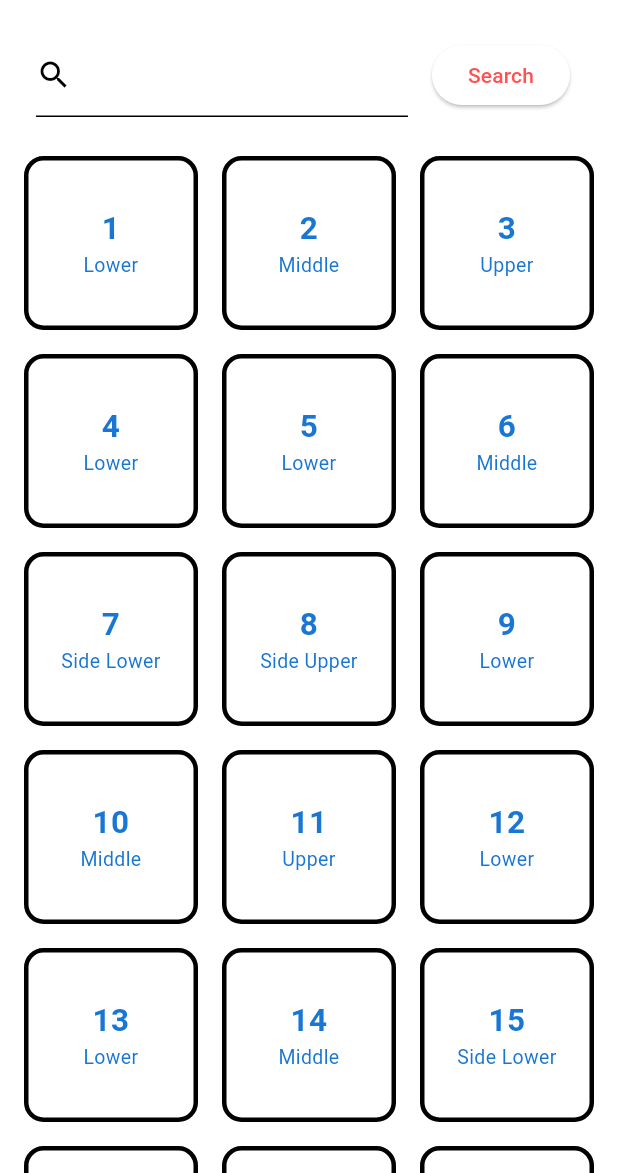
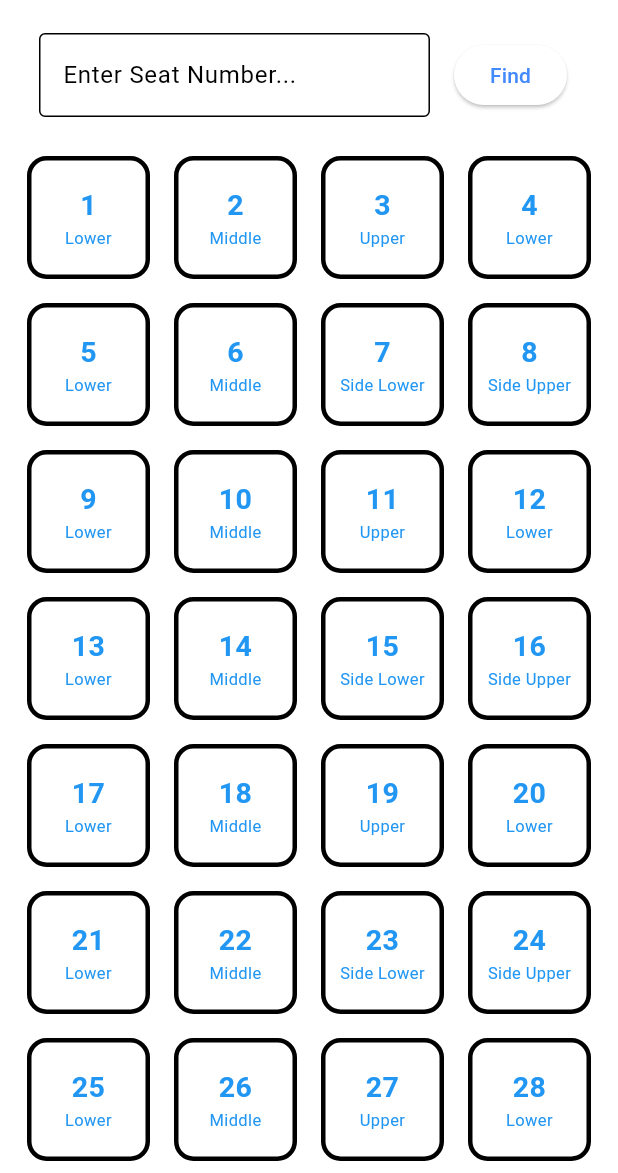
Before and after one commit to lomash-relia/seat_finder, a Flutter app: the screen it shows after launch, on a phone screen of 412 x 824 dp, the part 63-1236 px from its top. Run offline on Flutter 3.47's test engine with Material 2 defaults, Android fonts, the phone set to English and light mode, and no system bars; our stand-ins replace bloc, flutter_bloc.

Commit message:
final commit

```diff
--- a/lib/main.dart
+++ b/lib/main.dart
@@ -17,9 +17,9 @@ class MyApp extends StatelessWidget {
       title: 'Seat Finder',
       theme: ThemeData(
         useMaterial3: true,
-        colorScheme: const ColorScheme.light(primary: Colors.redAccent),
+        colorScheme: const ColorScheme.light(primary: Colors.blueAccent),
       ),
-      home: const HomeScreen(seatCount: 20),
+      home: const HomeScreen(seatCount: 72),
     );
   }
 }
--- a/lib/views/homepage/UI/home_page.dart
+++ b/lib/views/homepage/UI/home_page.dart
@@ -38,7 +38,7 @@ class _HomeScreenState extends State<HomeScreen> {
         title: const Text('Seat Finder'),
       ),
       body: Padding(
-        padding: const EdgeInsets.symmetric(horizontal: 8),
+        padding: const EdgeInsets.symmetric(horizontal: 10),
         child: BlocBuilder<HomeBloc, HomeState>(
           bloc: homeBloc,
           buildWhen: (previous, current) => current is! HomeActionState,
@@ -55,8 +55,8 @@ class _HomeScreenState extends State<HomeScreen> {
                         controller: seatInputController,
                         keyboardType: TextInputType.number,
                         decoration: const InputDecoration(
-                          hintText: 'Enter Seat Number',
-                          label: Icon(Icons.search),
+                          hintText: 'Enter Seat Number...',
+                          border: OutlineInputBorder(),
                         ),
                       ),
                       trailing: ElevatedButton(
@@ -68,7 +68,7 @@ class _HomeScreenState extends State<HomeScreen> {
                             seatInputController.clear();
                           }
                         },
-                        child: const Text('Search'),
+                        child: const Text('Find'),
                       ),
                     ),
                     const SizedBox(
@@ -76,7 +76,7 @@ class _HomeScreenState extends State<HomeScreen> {
                     ),
                     Expanded(
                       child: GridView.count(
-                        crossAxisCount: 3,
+                        crossAxisCount: 4,
                         children: List.generate(widget.seatCount, (index) {
                           devtools.log('from home list view $index --');
                           return SeatTile(
--- a/lib/views/utils/seat_tile.dart
+++ b/lib/views/utils/seat_tile.dart
@@ -51,6 +51,7 @@ class _SeatTileState extends State<SeatTile> {
       padding: const EdgeInsets.all(8.0),
       child: Container(
         decoration: BoxDecoration(
+          color: isSelected ? Colors.blue : Colors.white,
           border: Border.all(
             width: 3,
           ),
@@ -63,17 +64,17 @@ class _SeatTileState extends State<SeatTile> {
               (widget.seatNo).toString(),
               textAlign: TextAlign.center,
               style: TextStyle(
-                color: isSelected ? Colors.red : Colors.blue[700],
+                color: isSelected ? Colors.white : Colors.blue,
                 fontWeight: FontWeight.bold,
-                fontSize: 21,
+                fontSize: 19,
               ),
             ),
             Text(
               seatType,
               textAlign: TextAlign.center,
               style: TextStyle(
-                color: isSelected ? Colors.red : Colors.blue[700],
-                fontSize: 13,
+                color: isSelected ? Colors.white : Colors.blue,
+                fontSize: 11,
               ),
             ),
           ],
```
